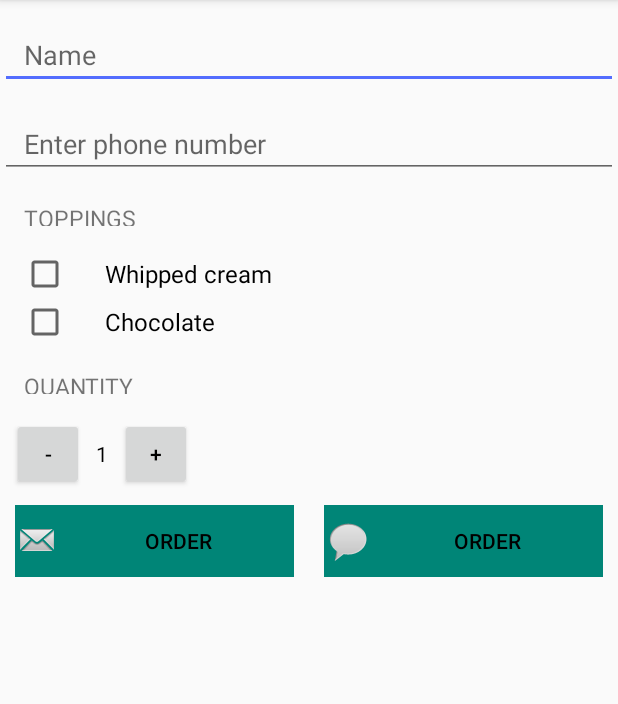
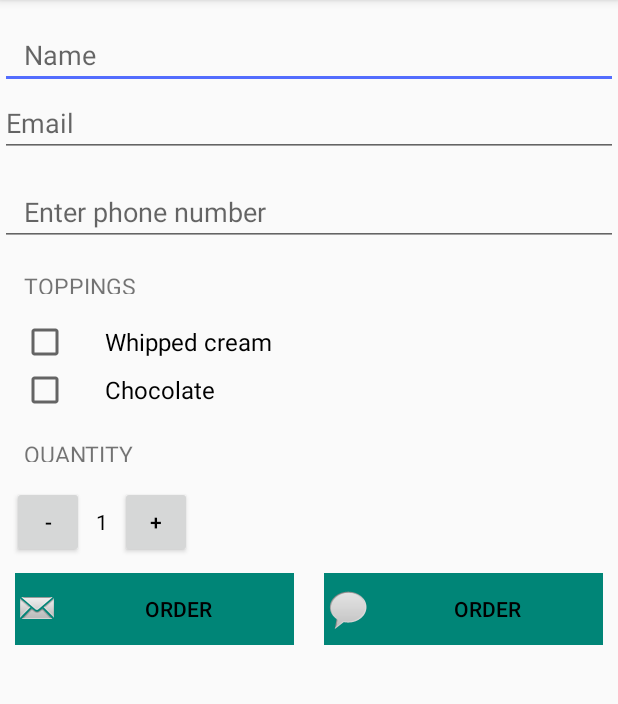
Before and after one commit to Ramasindi/Coffee-ordering-App, an Android app: the screen it shows after launch (MainActivity), on a phone screen of 412 x 824 dp, the part 84-788 px from its top. Run offline under Robolectric (Android 15) with nearby library versions, the phone set to English and light mode, and no system bars.

Commit message:
Added email order feature

```diff
--- a/app/src/main/res/layout/activity_main.xml
+++ b/app/src/main/res/layout/activity_main.xml
@@ -23,6 +23,15 @@
             android:paddingRight="0dp"
             android:paddingStart="16dp"
             android:paddingEnd="0dp" />
+
+        <EditText
+            android:id="@+id/et_user_email"
+            android:layout_width="match_parent"
+            android:layout_height="wrap_content"
+            android:ems="10"
+            android:hint="@string/email"
+            android:inputType="textEmailAddress"
+            android:importantForAutofill="no" />
 
         <EditText
             android:id="@+id/editnumber_text_view"
@@ -135,7 +144,7 @@
                 android:drawableStart="@android:drawable/sym_action_email"
                 android:drawableLeft="@android:drawable/sym_action_email"
                 android:drawablePadding="1dp"
-                android:onClick="submitOrder"
+                android:onClick="submitEmailOrder"
                 android:text="@string/btn_order"
                 android:textColor="#000000" />
 
--- a/app/src/main/res/values/strings.xml
+++ b/app/src/main/res/values/strings.xml
@@ -12,4 +12,5 @@
     <string name="plus">+</string>
     <string name="tv_quantinty">1</string>
     <string name="cb_whipped_cream">Whipped cream</string>
+    <string name="email">Email</string>
 </resources>
```
Also changed, not shown: app/src/main/java/com/thalukanyo/android/coffeorder/MainActivity.java (+50 -0 lines), app/src/main/java/com/thalukanyo/android/coffeorder/models/CoffeeOrder.java (+6 -6 lines), app/src/main/java/com/thalukanyo/android/coffeorder/models/Customer.java (+12 -1 lines), 2 other files.
